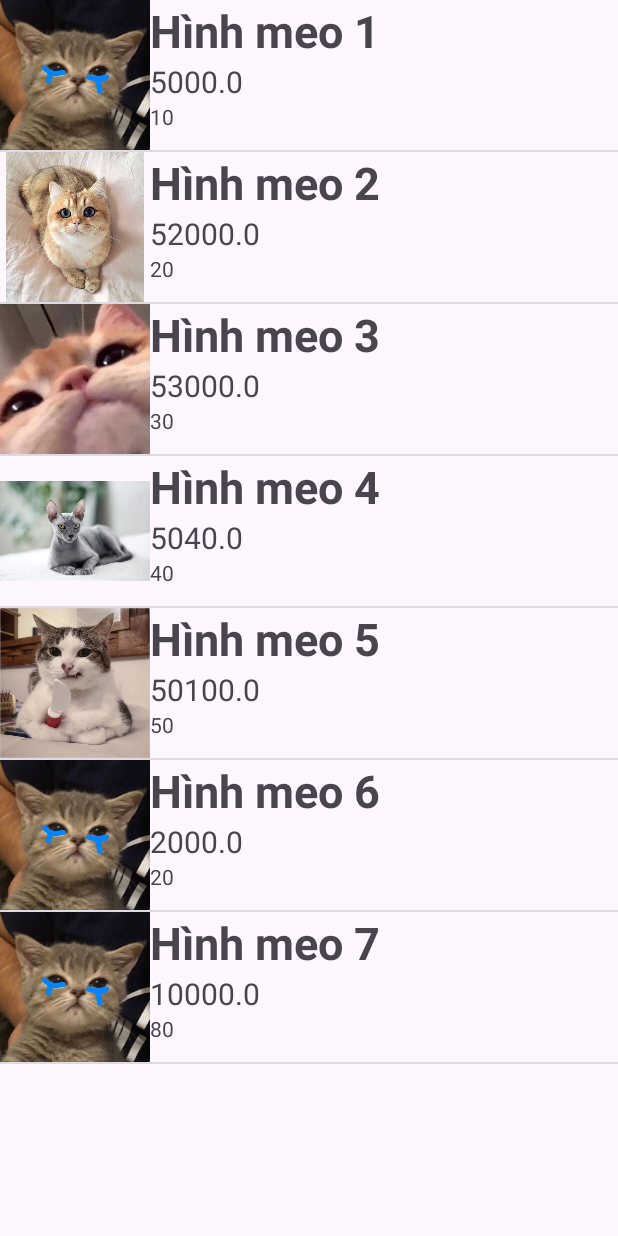
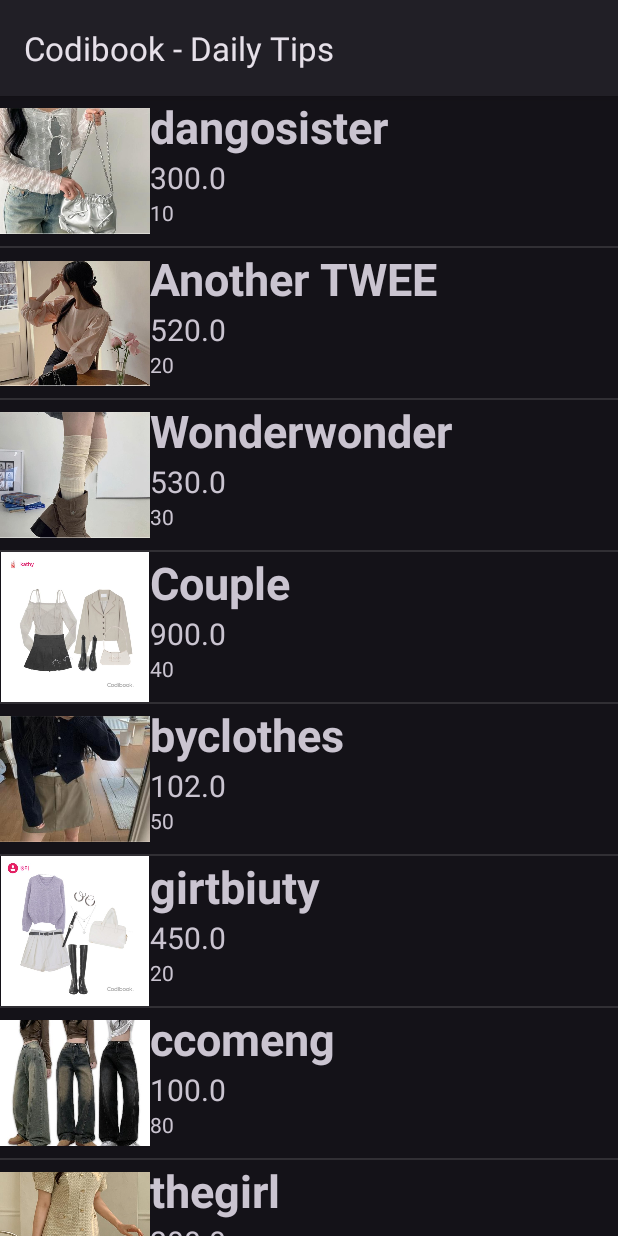
Before and after one commit to nmn061204/Store5AE, an Android app: the screen it shows after launch (MainActivity), on a phone screen of 412 x 824 dp. Run offline under Robolectric (Android 15) with nearby library versions, the light colour scheme and no system bars.

Commit message:
Daily tips codibook

```diff
--- a/app/src/main/AndroidManifest.xml
+++ b/app/src/main/AndroidManifest.xml
@@ -10,11 +10,11 @@
         android:label="@string/app_name"
         android:roundIcon="@mipmap/ic_launcher_round"
         android:supportsRtl="true"
-        android:theme="@style/Theme.ListViewAdvance"
+        android:theme="@style/Theme.Material3.Dark"
         tools:targetApi="31">
         <activity
             android:name=".ChitietActivity"
-            android:theme="@style/Theme.AppCompat.Dialog"
+            android:theme="@style/Theme.AppCompat.Light.DarkActionBar"
             android:exported="false" />
         <activity
             android:name=".MainActivity"
--- a/app/src/main/java/com/example/listviewadvance/MainActivity.java
+++ b/app/src/main/java/com/example/listviewadvance/MainActivity.java
@@ -36,13 +36,15 @@ SanPhamAdapter sanPhamAdapter;
     }
 
     private void loadData() {
-        sanPhamAdapter.add(new SanPham(R.drawable.meo3,"Hình meo 1",10,5000));
-        sanPhamAdapter.add(new SanPham(R.drawable.sp1,"Hình meo 2",20,52000));
-        sanPhamAdapter.add(new SanPham(R.drawable.meo4,"Hình meo 3",30,53000));
-        sanPhamAdapter.add(new SanPham(R.drawable.sp3,"Hình meo 4",40,5040));
-        sanPhamAdapter.add(new SanPham(R.drawable.meo5,"Hình meo 5",50,50100));
-        sanPhamAdapter.add(new SanPham(R.drawable.meo3,"Hình meo 6",20,2000));
-        sanPhamAdapter.add(new SanPham(R.drawable.meo3,"Hình meo 7",80,10000));
+        sanPhamAdapter.add(new SanPham(R.drawable.anh1,"dangosister",10,300.000));
+        sanPhamAdapter.add(new SanPham(R.drawable.anh2,"Another TWEE",20,520.000));
+        sanPhamAdapter.add(new SanPham(R.drawable.anh3,"Wonderwonder",30,530.000));
+        sanPhamAdapter.add(new SanPham(R.drawable.anh4,"Couple",40,900.000));
+        sanPhamAdapter.add(new SanPham(R.drawable.anh5,"byclothes",50,102.000));
+        sanPhamAdapter.add(new SanPham(R.drawable.anh6,"girtbiuty",20,450.000));
+        sanPhamAdapter.add(new SanPham(R.drawable.anh7,"ccomeng",80,100.000));
+        sanPhamAdapter.add(new SanPham(R.drawable.anh8,"thegirl",80,200.000));
+        sanPhamAdapter.add(new SanPham(R.drawable.anh9,"Hey lady",80,700.000));
 
     }
 
--- a/app/src/main/res/layout/activity_main.xml
+++ b/app/src/main/res/layout/activity_main.xml
@@ -10,4 +10,6 @@
         android:id="@+id/lvSanPham"
         android:layout_width="match_parent"
         android:layout_height="match_parent" />
+
+
 </LinearLayout>
--- a/app/src/main/res/values/strings.xml
+++ b/app/src/main/res/values/strings.xml
@@ -1,3 +1,3 @@
 <resources>
-    <string name="app_name">list view advance</string>
+    <string name="app_name">Codibook - Daily Tips</string>
 </resources>
--- a/settings.gradle.kts
+++ b/settings.gradle.kts
@@ -13,5 +13,5 @@ dependencyResolutionManagement {
     }
 }
 
-rootProject.name = "list view advance"
+rootProject.name = "Codibook - Daily Tips"
 include(":app")
```
Also changed, not shown: app/src/main/res/drawable/ic_search_black_24dp.xml (added, +9 -0 lines), app/src/main/res/layout/activity_chitiet.xml (+4 -4 lines), app/src/main/res/drawable/anh1.png (added), app/src/main/res/drawable/anh2.png (added), app/src/main/res/drawable/anh3.png (added), app/src/main/res/drawable/anh4.png (added), app/src/main/res/drawable/anh5.png (added), app/src/main/res/drawable/anh6.png (added), app/src/main/res/drawable/anh7.png (added), app/src/main/res/drawable/anh8.png (added), app/src/main/res/drawable/anh9.png (added), app/src/main/res/drawable/anhconmeo.webp (deleted), app/src/main/res/drawable/dailytip.png (added).
